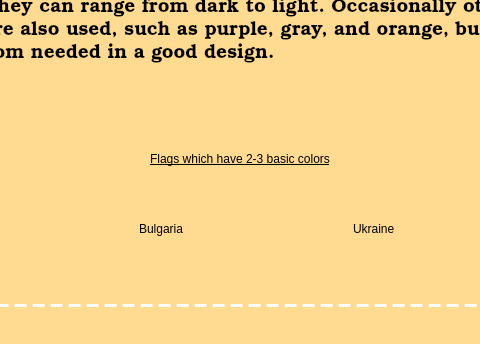
The window that usebasiccolorslesson.ui (zxjorge/EDApp) describes before a commit, drawn with Qt 5; both pictures show x 104 to 584 and y 126 to 470 of the 688 by 470 pixel window.
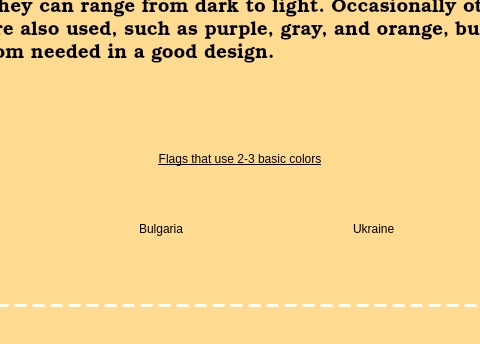
The same window after the commit. Icons and pictures are not drawn.

Commit message: Changed the header labels for lessons

Patch:
```diff
--- a/usebasiccolorslesson.ui
+++ b/usebasiccolorslesson.ui
@@ -130,7 +130,7 @@
 text-decoration: underline;</string>
                </property>
                <property name="text">
-                <string>Flags which have 2-3 basic colors</string>
+                <string>Flags that use 2-3 basic colors</string>
                </property>
                <property name="alignment">
                 <set>Qt::AlignCenter</set>
```
Left out of the diff: 2 changed lines with no effect on the pictures. The commit also changes 2 other files.
